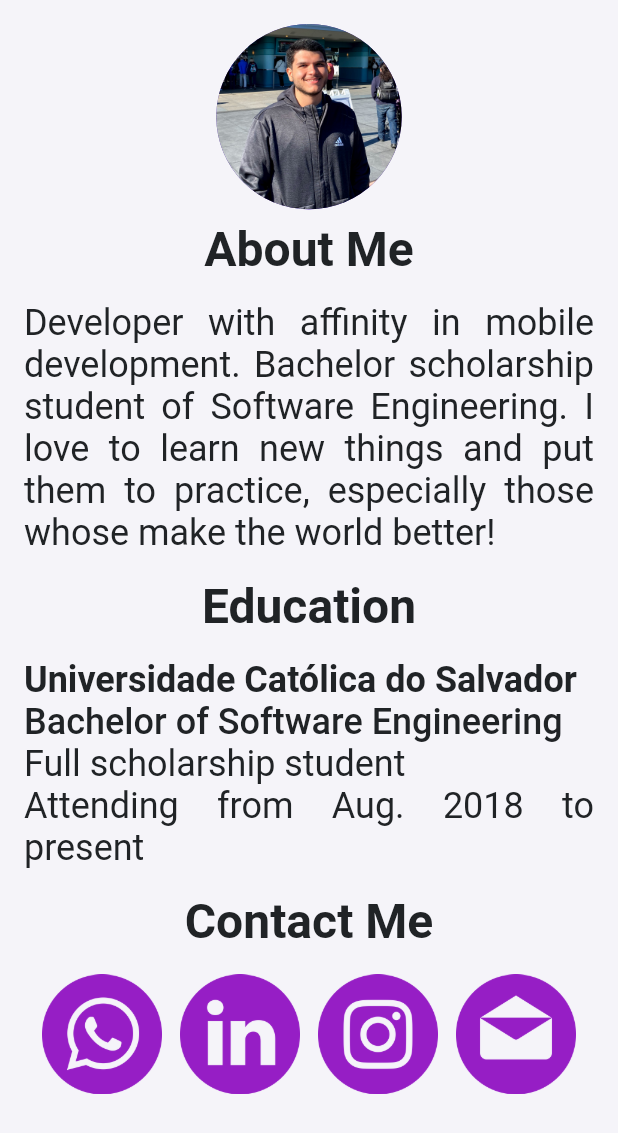
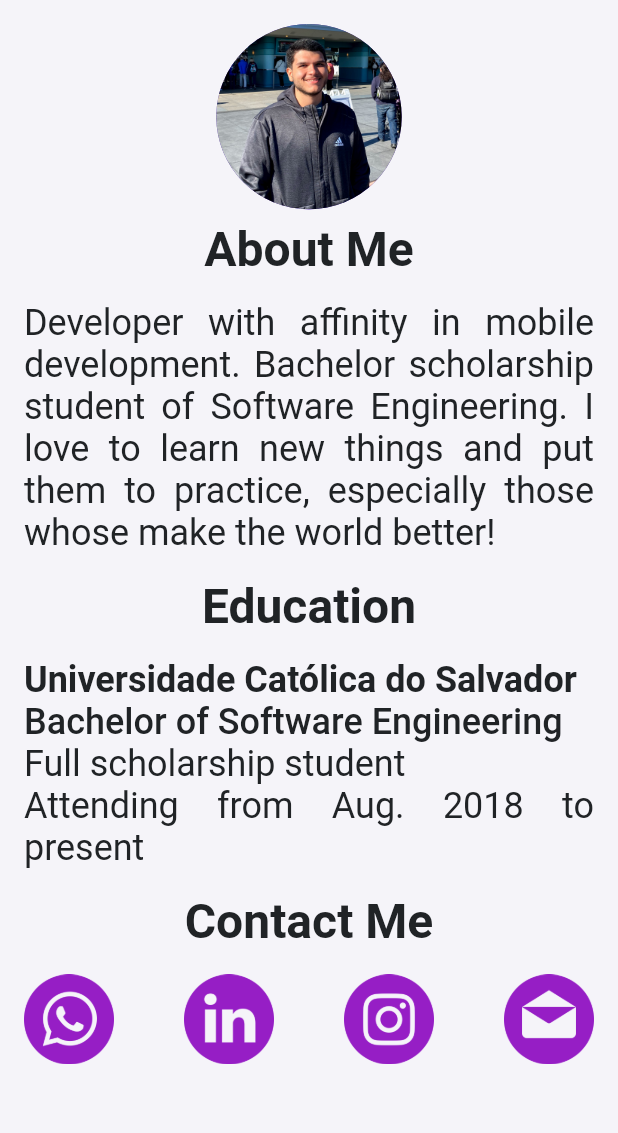
Before and after one commit to gabrielPaim98/PersonalPage, a Flutter app: the AboutMeMobile widget shown alone on an empty page, opened directly, on a phone screen of 412 x 824 dp. Shown: the top 1133 px of the screen. Run offline on Flutter 3.47's test engine with Material 2 defaults, Android fonts, the phone set to English and light mode, and no system bars; missing offline and left inert: dart:html.

Commit message:
Mobile version error fix

```diff
--- a/lib/components/social_media_card.dart
+++ b/lib/components/social_media_card.dart
@@ -7,9 +7,11 @@ class SocialMediaCard extends StatefulWidget {
     this.link,
     this.name,
     this.imageAsset,
+    this.radius:40
   });
 
   String link, name, imageAsset;
+  double radius;
 
   @override
   _SocialMediaCardState createState() => _SocialMediaCardState();
@@ -35,7 +37,7 @@ class _SocialMediaCardState extends State<SocialMediaCard> {
           widget.imageAsset,
           color: _hovering ? KWhiter : KPurple,
         ),
-        radius: 40,
+        radius: widget.radius,
       ),
     );
   }
--- a/lib/view/about_me_mobile.dart
+++ b/lib/view/about_me_mobile.dart
@@ -83,12 +83,12 @@ class AboutMeMobile extends StatelessWidget {
             SizedBox(height: 16),
             Row(
               mainAxisSize: MainAxisSize.max,
-              mainAxisAlignment: MainAxisAlignment.spaceEvenly,
+              mainAxisAlignment: MainAxisAlignment.spaceBetween,
               children: [
-                SocialMediaCard(imageAsset: 'assets/images/whatsapp.png', link: 'https://wa.me/5571991642456', name: 'whatsapp',),
-                SocialMediaCard(imageAsset: 'assets/images/linkedin.png', link: 'https://www.linkedin.com/in/GabrielPaim', name: 'linkedIn',),
-                SocialMediaCard(imageAsset: 'assets/images/instagram.png', link: 'https://www.instagram.com/gpaimm/', name: 'instagram',),
-                SocialMediaCard(imageAsset: 'assets/images/email.png', link: 'mailto:g.paimm98@gmail.com', name: 'mail',),
+                SocialMediaCard(imageAsset: 'assets/images/whatsapp.png', link: 'https://wa.me/5571991642456', name: 'whatsapp', radius: 30),
+                SocialMediaCard(imageAsset: 'assets/images/linkedin.png', link: 'https://www.linkedin.com/in/GabrielPaim', name: 'linkedIn',radius: 30),
+                SocialMediaCard(imageAsset: 'assets/images/instagram.png', link: 'https://www.instagram.com/gpaimm/', name: 'instagram', radius: 30),
+                SocialMediaCard(imageAsset: 'assets/images/email.png', link: 'mailto:g.paimm98@gmail.com', name: 'mail',radius: 30,),
               ],
             ),
             SizedBox(height: 16),
```
Also changed, not shown: lib/view/home_page.dart (+10 -9 lines), lib/view/top_banner_mobile.dart (+3 -8 lines).
